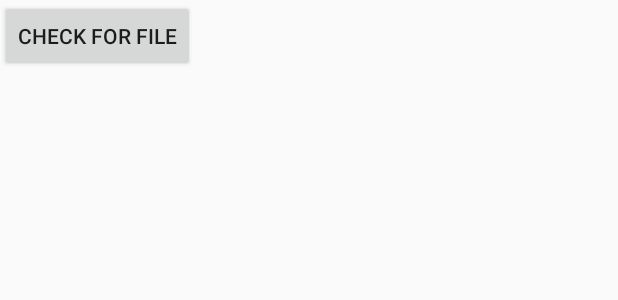
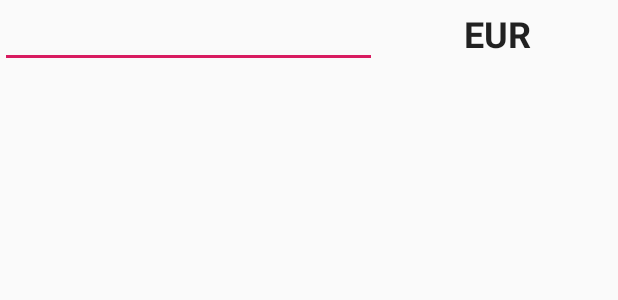
Before and after one commit to calin-tesu/ECB-currencies-converter, an Android app: the layout activity_main.xml on its own in the app's theme, with its tools: preview values and no code run, on a phone screen of 412 x 824 dp. Shown: the top 300 px of the screen. Run offline under Robolectric (Android 15) with nearby library versions, the phone set to English and light mode, and no system bars.

Commit message:
add currency converter calculator add input from EditText

```diff
--- a/app/src/main/res/layout/activity_main.xml
+++ b/app/src/main/res/layout/activity_main.xml
@@ -8,15 +8,43 @@
     android:orientation="vertical"
     tools:context=".MainActivity">
 
-    <Button
-        android:id="@+id/checkButton"
-        android:layout_width="wrap_content"
-        android:layout_height="wrap_content"
-        android:text="Check for file" />
+    <LinearLayout
+        android:layout_width="match_parent"
+        android:layout_height="wrap_content">
 
-    <TextView
-        android:id="@+id/text"
+        <EditText
+            android:id="@+id/amount_to_convert"
+            android:layout_width="wrap_content"
+            android:layout_height="match_parent"
+            android:layout_weight="2"
+            android:inputType="number"
+            android:maxEms="6"
+            android:maxLength="6"
+            android:imeOptions="actionGo"/>
+
+        <TextView
+            android:layout_width="wrap_content"
+            android:layout_height="match_parent"
+            android:layout_weight="1"
+            android:gravity="center"
+            android:textAppearance="@style/TextAppearance.AppCompat.Headline"
+            android:textStyle="bold"
+            android:text="EUR"/>
+
+    </LinearLayout>
+
+    <ScrollView
         android:layout_width="match_parent"
-        android:layout_height="match_parent" />
+        android:layout_height="wrap_content">
+
+        <TextView
+            android:id="@+id/text"
+            android:layout_width="match_parent"
+            android:layout_height="match_parent"
+            android:textAppearance="@style/TextAppearance.AppCompat.Large"
+            android:gravity="end" />
+
+    </ScrollView>
+
 
 </LinearLayout>
```
Also changed, not shown: app/src/main/java/com/example/android/currencyconverter/MainActivity.java (+48 -22 lines).
